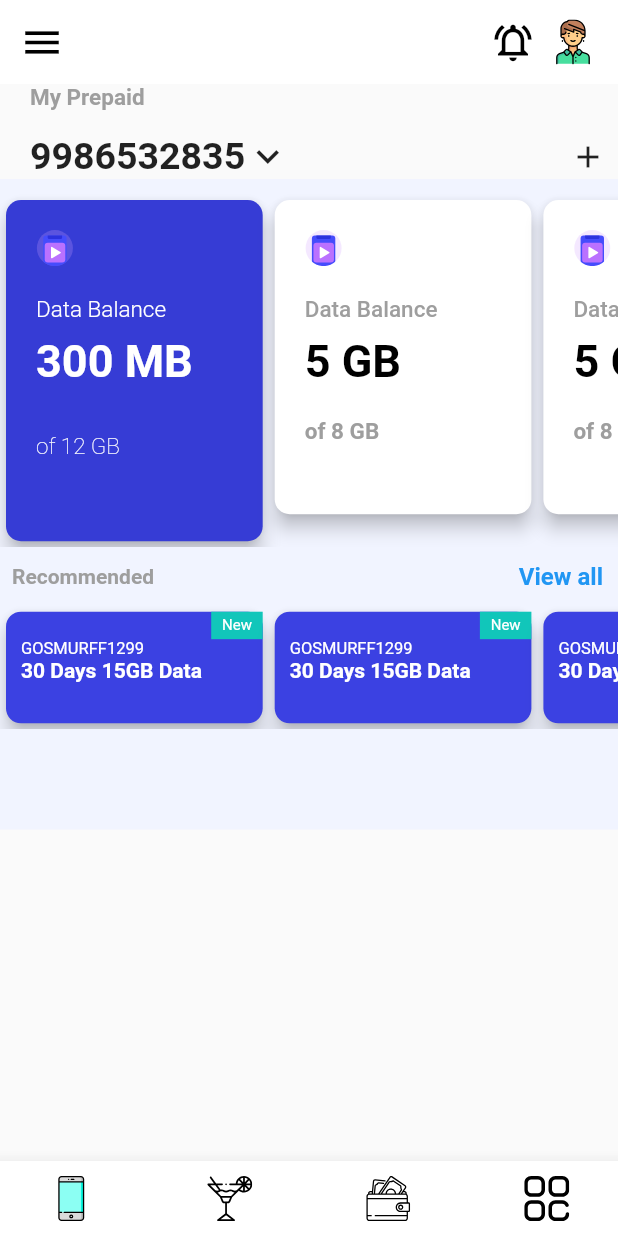
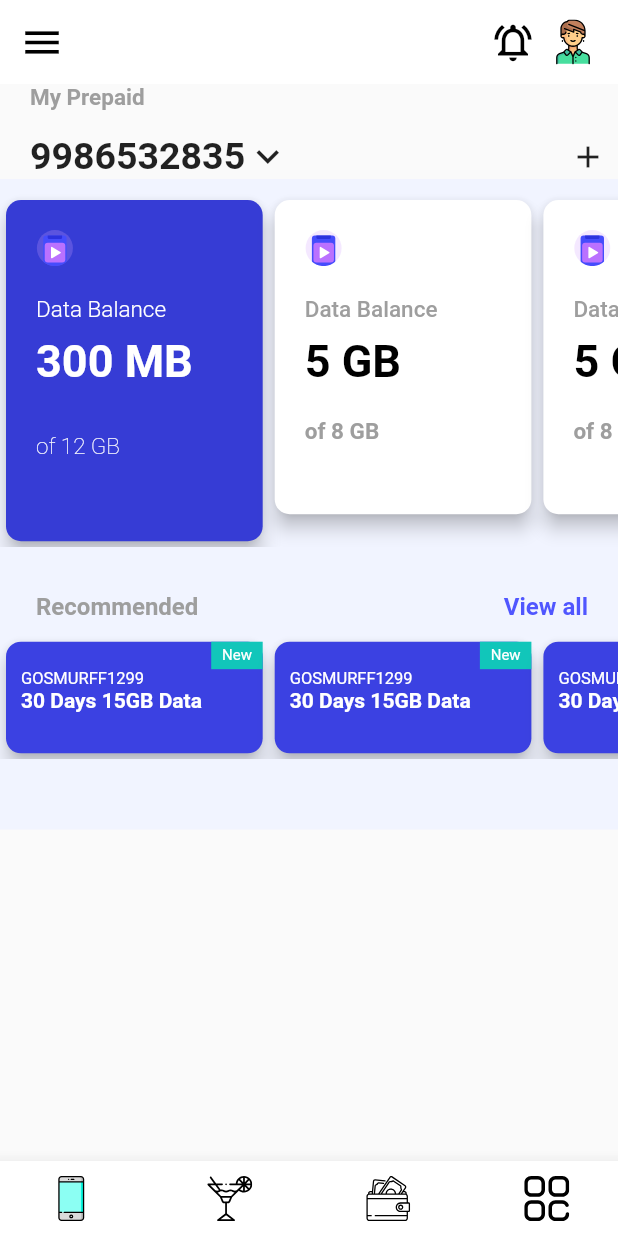
Before and after one commit to raunak-many-ac/Flutter_UI, a Flutter app: the screen it shows after launch, on a phone screen of 412 x 824 dp. Run offline on Flutter 3.47's test engine with Material 2 defaults, Android fonts, the phone set to English and light mode, and no system bars; our stand-ins replace flutter_svg.

Commit message:
restructure DataPlans widget in folder

```diff
--- a/lib/DataPlans.dart
+++ b/lib/DataPlans/DataPlans.dart
@@ -1,6 +1,7 @@
 import 'package:flutter/material.dart';
-import 'package:myproject/Carousal.dart';
-import 'package:myproject/RecommendedPlans.dart';
+import 'package:myproject/DataPlans/Carousal.dart';
+import 'package:myproject/DataPlans/RecommendedPlans.dart';
+
 
 class DataPlans extends StatefulWidget {
   @override
--- a/lib/RecommendedPlans.dart
+++ b/lib/DataPlans/RecommendedPlans.dart
@@ -12,19 +12,19 @@ class _RecommendedPlansState extends State<RecommendedPlans> {
     return Column(
       children: [
         Padding(
-          padding: const EdgeInsets.only(left: 8.0, right: 10, top: 10),
+          padding: const EdgeInsets.only(left: 24.0, right: 20, top: 30),
           child: Row(
             mainAxisAlignment: MainAxisAlignment.spaceBetween,
             children: [
               Text(
                 "Recommended",
                 textAlign: TextAlign.start,
-                style: TextStyle(color: Colors.grey, fontSize: 14, fontWeight: FontWeight.bold),
+                style: TextStyle(color: Colors.grey, fontSize: 16, fontWeight: FontWeight.bold),
               ),
               Text(
                 "View all",
                 textAlign: TextAlign.start,
-                style: TextStyle(color: Colors.blue, fontSize: 16, fontWeight: FontWeight.bold),
+                style: TextStyle(color: Color.fromRGBO(80,86,255, 1), fontSize: 16, fontWeight: FontWeight.bold),
               ),
             ],
           ),
--- /dev/null
+++ b/lib/HomePage.dart
@@ -0,0 +1,46 @@
+import 'package:flutter/material.dart';
+import 'package:flutter_svg/flutter_svg.dart';
+import 'package:myproject/DataPlans/DataPlans.dart';
+import 'package:myproject/Header.dart';
+import 'package:myproject/bottom_bar.dart';
+
+class MyHomePage extends StatefulWidget {
+  MyHomePage({Key key, this.title}) : super(key: key);
+
+  final String title;
+
+  @override
+  _MyHomePageState createState() => _MyHomePageState();
+}
+
+class _MyHomePageState extends State<MyHomePage> {
+
+  @override
+  Widget build(BuildContext context) {
+    return Scaffold(
+      appBar: AppBar(
+        elevation: 0,
+        backgroundColor: Colors.white,
+        leading: Icon(Icons.menu, size: 30.0, color: Colors.black),
+
+        actions: [
+          Icon(Icons.notifications_on_outlined, size: 30.0, color: Colors.black),
+          Container(
+              height: 30.0,
+              width: 30.0,
+              margin: EdgeInsets.only(right: 15, left: 10),
+              child: SvgPicture.asset("assets/profile.svg")
+          ),
+        ],
+      ),
+      body:  Column(
+          children: [
+            Header(),
+            DataPlans(),
+          ],
+        ),
+
+      bottomNavigationBar: BottomBar(),
+      );// This trailing comma makes auto-formatting nicer for build methods.
+  }
+}
--- a/lib/main.dart
+++ b/lib/main.dart
@@ -1,10 +1,5 @@
 import 'package:flutter/material.dart';
-import 'package:flutter_svg/flutter_svg.dart';
-import 'package:myproject/DataPlans.dart';
-import 'package:myproject/RecommendedPlans.dart';
-import "package:myproject/bottom_bar.dart";
-import "package:myproject/Header.dart";
-
+import 'package:myproject/HomePage.dart';
 
 void main() {
   runApp(MyApp());
@@ -24,45 +19,3 @@ class MyApp extends StatelessWidget {
     );
   }
 }
-
-class MyHomePage extends StatefulWidget {
-  MyHomePage({Key key, this.title}) : super(key: key);
-
-  final String title;
-
-  @override
-  _MyHomePageState createState() => _MyHomePageState();
-}
-
-class _MyHomePageState extends State<MyHomePage> {
-
-  @override
-  Widget build(BuildContext context) {
-    return Scaffold(
-      appBar: AppBar(
-        elevation: 0,
-        backgroundColor: Colors.white,
-        leading: Icon(Icons.menu, size: 30.0, color: Colors.black),
-
-        actions: [
-          Icon(Icons.notifications_on_outlined, size: 30.0, color: Colors.black),
-          Container(
-              height: 30.0,
-              width: 30.0,
-              margin: EdgeInsets.only(right: 15, left: 10),
-              child: SvgPicture.asset("assets/profile.svg")
-          ),
-        ],
-      ),
-      body:  Column(
-          children: [
-            Header(),
-            DataPlans(),
-
-          ],
-        ),
-
-      bottomNavigationBar: BottomBar(),
-      );// This trailing comma makes auto-formatting nicer for build methods.
-  }
-}
```
Also changed, not shown: lib/DataPlans/Carousal.dart (renamed from lib/Carousal.dart).
